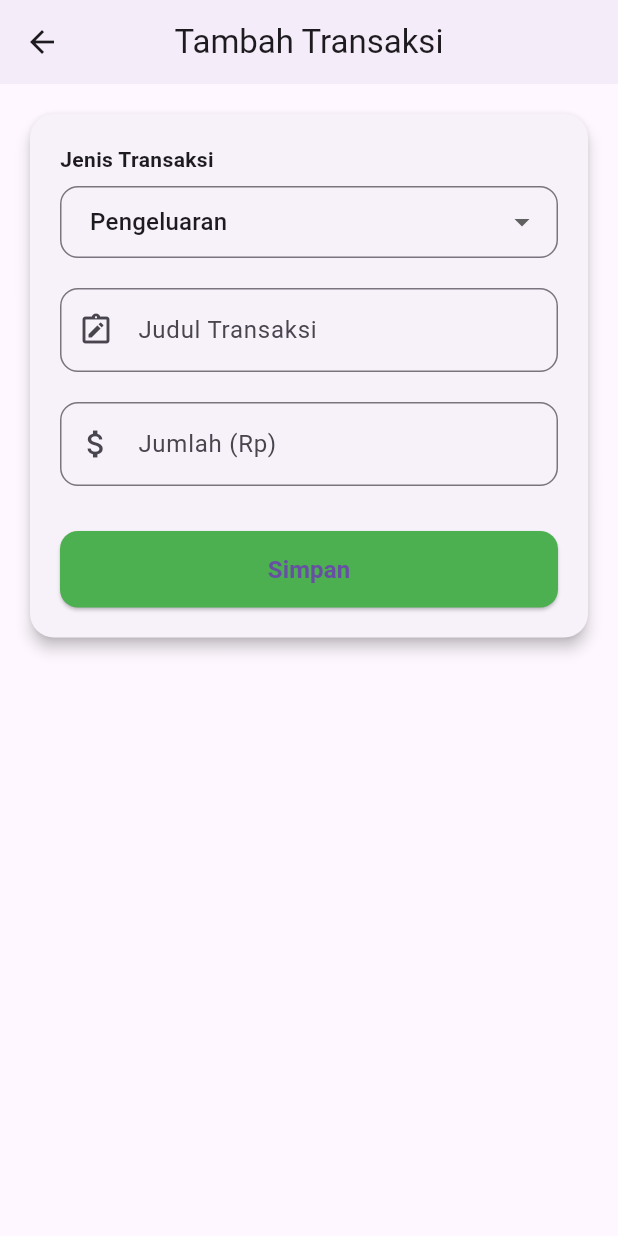
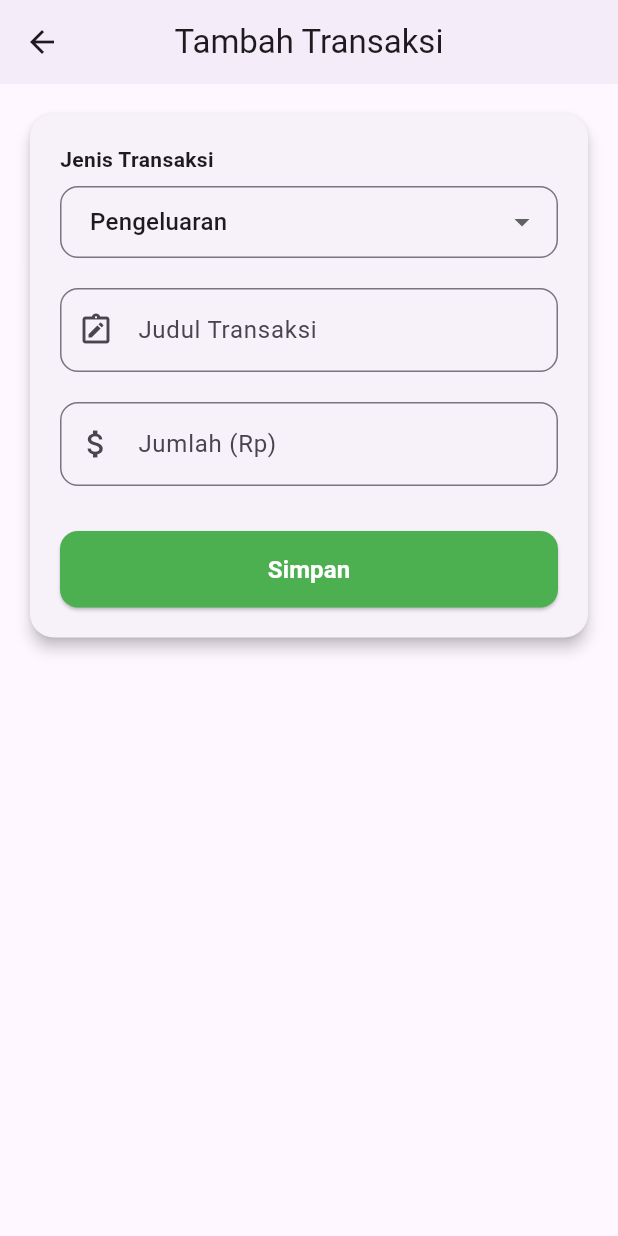
Before and after one commit to gilangnr/finote, a Flutter app: the screen it shows after launch, after a tap on the "add" icon, on a phone screen of 412 x 824 dp. Run offline on Flutter 3.47's test engine with Material 3 defaults, Android fonts, the phone set to English and light mode, and no system bars.

Commit message:
ui change

```diff
--- a/lib/add_transaction_page.dart
+++ b/lib/add_transaction_page.dart
@@ -1,4 +1,6 @@
 import 'package:flutter/material.dart';
+import 'package:flutter/services.dart';
+import 'package:intl/intl.dart';
 
 class AddTransactionPage extends StatefulWidget {
   const AddTransactionPage({super.key});
@@ -33,7 +35,6 @@ class _AddTransactionPageState extends State<AddTransactionPage> {
               child: Column(
                 crossAxisAlignment: CrossAxisAlignment.stretch,
                 children: [
-                  // Jenis Transaksi
                   const Text(
                     "Jenis Transaksi",
                     style: TextStyle(fontWeight: FontWeight.bold),
@@ -45,14 +46,11 @@ class _AddTransactionPageState extends State<AddTransactionPage> {
                       border: OutlineInputBorder(
                         borderRadius: BorderRadius.circular(12),
                       ),
-                      contentPadding: const EdgeInsets.symmetric(
-                          vertical: 12, horizontal: 16),
+                      contentPadding: const EdgeInsets.symmetric(vertical: 12, horizontal: 16),
                     ),
                     items: const [
-                      DropdownMenuItem(
-                          value: "Pengeluaran", child: Text("Pengeluaran")),
-                      DropdownMenuItem(
-                          value: "Pemasukan", child: Text("Pemasukan")),
+                      DropdownMenuItem(value: "Pengeluaran", child: Text("Pengeluaran")),
+                      DropdownMenuItem(value: "Pemasukan", child: Text("Pemasukan")),
                     ],
                     onChanged: (value) {
                       setState(() {
@@ -62,7 +60,6 @@ class _AddTransactionPageState extends State<AddTransactionPage> {
                   ),
                   const SizedBox(height: 20),
 
-                  // Judul Transaksi
                   TextField(
                     controller: _titleController,
                     decoration: InputDecoration(
@@ -75,10 +72,13 @@ class _AddTransactionPageState extends State<AddTransactionPage> {
                   ),
                   const SizedBox(height: 20),
 
-                  // Jumlah
                   TextField(
                     controller: _amountController,
                     keyboardType: TextInputType.number,
+                    inputFormatters: [
+                      FilteringTextInputFormatter.digitsOnly,
+                      CurrencyInputFormatter(),
+                    ],
                     decoration: InputDecoration(
                       labelText: "Jumlah (Rp)",
                       border: OutlineInputBorder(
@@ -89,7 +89,6 @@ class _AddTransactionPageState extends State<AddTransactionPage> {
                   ),
                   const SizedBox(height: 30),
 
-                  // Tombol Simpan
                   ElevatedButton(
                     style: ElevatedButton.styleFrom(
                       padding: const EdgeInsets.symmetric(vertical: 14),
@@ -97,21 +96,23 @@ class _AddTransactionPageState extends State<AddTransactionPage> {
                         borderRadius: BorderRadius.circular(12),
                       ),
                       backgroundColor: Colors.green,
+                      foregroundColor: Colors.white,
                     ),
                     onPressed: () {
                       if (_titleController.text.isNotEmpty &&
                           _amountController.text.isNotEmpty) {
+                        final cleanAmount = _amountController.text.replaceAll('.', '');
+
                         Navigator.pop(context, {
                           "title": _titleController.text,
-                          "amount": int.parse(_amountController.text),
+                          "amount": int.parse(cleanAmount),
                           "type": _selectedType,
                         });
                       }
                     },
                     child: const Text(
                       "Simpan",
-                      style:
-                      TextStyle(fontSize: 16, fontWeight: FontWeight.bold),
+                      style: TextStyle(fontSize: 16, fontWeight: FontWeight.bold),
                     ),
                   )
                 ],
@@ -123,3 +124,23 @@ class _AddTransactionPageState extends State<AddTransactionPage> {
     );
   }
 }
+
+class CurrencyInputFormatter extends TextInputFormatter {
+  final NumberFormat _formatter = NumberFormat.decimalPattern('id');
+
+  @override
+  TextEditingValue formatEditUpdate(TextEditingValue oldValue, TextEditingValue newValue) {
+    if (newValue.text.isEmpty) {
+      return newValue.copyWith(text: '');
+    }
+
+    final intValue = int.parse(newValue.text.replaceAll('.', ''));
+
+    final newText = _formatter.format(intValue);
+
+    return TextEditingValue(
+      text: newText,
+      selection: TextSelection.collapsed(offset: newText.length),
+    );
+  }
+}
--- a/lib/home_page.dart
+++ b/lib/home_page.dart
@@ -46,15 +46,19 @@ class _HomePageState extends State<HomePage> {
           children: [
             Card(
               elevation: 4,
+              margin: const EdgeInsets.symmetric(horizontal: 4, vertical: 2),
               shape: RoundedRectangleBorder(
                 borderRadius: BorderRadius.circular(16),
               ),
               color: Colors.green,
+              child: SizedBox(
+                width: double.infinity,
+                height: 140,
                 child: Padding(
-                padding:
-                const EdgeInsets.symmetric(vertical: 24, horizontal: 16),
+                  padding: const EdgeInsets.symmetric(vertical: 24, horizontal: 16),
                   child: Column(
                     crossAxisAlignment: CrossAxisAlignment.start,
+                    mainAxisAlignment: MainAxisAlignment.center,
                     children: [
                       const Text(
                         "Total Saldo",
@@ -76,9 +80,21 @@ class _HomePageState extends State<HomePage> {
                   ),
                 ),
               ),
+            ),
+
             const SizedBox(height: 20),
 
-            // Daftar Transaksi
+            const Align(
+              alignment: Alignment.centerLeft,
+              child: Text(
+                "Riwayat Transaksi",
+                style: TextStyle(
+                  fontSize: 18,
+                  fontWeight: FontWeight.bold,
+                ),
+              ),
+            ),
+
             Expanded(
               child: transactions.isEmpty
                   ? const Center(
@@ -136,7 +152,6 @@ class _HomePageState extends State<HomePage> {
         ),
       ),
 
-      // Tombol tambah
       floatingActionButton: FloatingActionButton(
         onPressed: () async {
           final result = await Navigator.push(
@@ -150,6 +165,7 @@ class _HomePageState extends State<HomePage> {
           }
         },
         backgroundColor: Colors.green,
+        foregroundColor: Colors.white,
         child: const Icon(Icons.add),
       ),
     );
```
Lines whose indentation alone changed are shown as unchanged.
